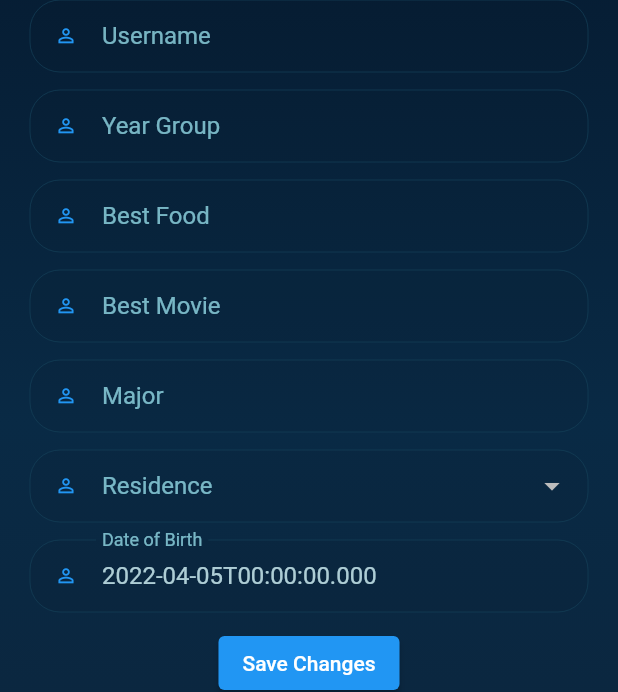
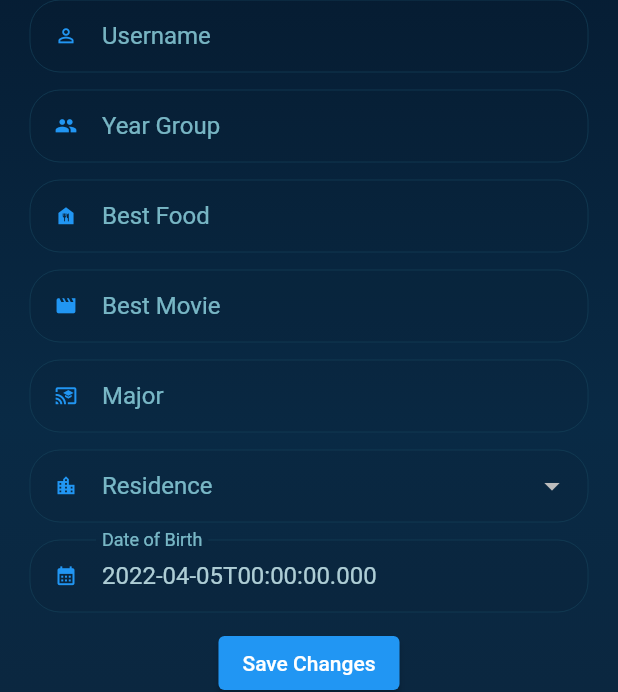
Before and after one commit to Simon-157/ashesi-hub-client, a Flutter app: the EditProfile screen opened directly with empty values, on a phone screen of 412 x 824 dp. Shown: the part 195-887 px from the top of the screen. Run offline on Flutter 3.47's test engine with Material 2 defaults, Android fonts, the phone set to English and light mode, and no system bars; drawn by our look-alikes of loading_overlay; our stand-ins replace cached_network_image, cloud_firestore, cloud_functions, firebase_auth, firebase_core, firebase_storage and 5 more; missing offline and left inert: dart:html; accounts and stored records are empty; network calls fail; project files that could hold a hidden picture were left out.

Commit message:
profile edit icons

```diff
--- a/lib/ui/widgets/profile/profile_edit_form.dart
+++ b/lib/ui/widgets/profile/profile_edit_form.dart
@@ -80,7 +80,7 @@ class _UserFormWidgetState extends State<UserFormWidget> {
                         color: Color.fromARGB(188, 159, 234, 245),
                         fontSize: 16),
                     prefixIcon: Icon(
-                      Icons.perm_identity,
+                      Icons.group,
                       size: 15.0,
                       color: Theme.of(context).colorScheme.secondary,
                     ),
@@ -103,7 +103,7 @@ class _UserFormWidgetState extends State<UserFormWidget> {
                         color: Color.fromARGB(188, 159, 234, 245),
                         fontSize: 16),
                     prefixIcon: Icon(
-                      Icons.perm_identity,
+                      Icons.food_bank,
                       size: 15.0,
                       color: Theme.of(context).colorScheme.secondary,
                     ),
@@ -126,7 +126,7 @@ class _UserFormWidgetState extends State<UserFormWidget> {
                         color: Color.fromARGB(188, 159, 234, 245),
                         fontSize: 16),
                     prefixIcon: Icon(
-                      Icons.perm_identity,
+                      Icons.movie,
                       size: 15.0,
                       color: Theme.of(context).colorScheme.secondary,
                     ),
@@ -149,7 +149,7 @@ class _UserFormWidgetState extends State<UserFormWidget> {
                         color: Color.fromARGB(188, 159, 234, 245),
                         fontSize: 16),
                     prefixIcon: Icon(
-                      Icons.perm_identity,
+                      Icons.cast_for_education,
                       size: 15.0,
                       color: Theme.of(context).colorScheme.secondary,
                     ),
@@ -171,7 +171,7 @@ class _UserFormWidgetState extends State<UserFormWidget> {
                         color: Color.fromARGB(188, 159, 234, 245),
                         fontSize: 16),
                     prefixIcon: Icon(
-                      Icons.perm_identity,
+                      Icons.location_city,
                       size: 15.0,
                       color: Theme.of(context).colorScheme.secondary,
                     ),
@@ -208,7 +208,7 @@ class _UserFormWidgetState extends State<UserFormWidget> {
                         color: Color.fromARGB(188, 159, 234, 245),
                         fontSize: 16),
                     prefixIcon: Icon(
-                      Icons.perm_identity,
+                      Icons.calendar_month,
                       size: 15.0,
                       color: Theme.of(context).colorScheme.secondary,
                     ),
```
